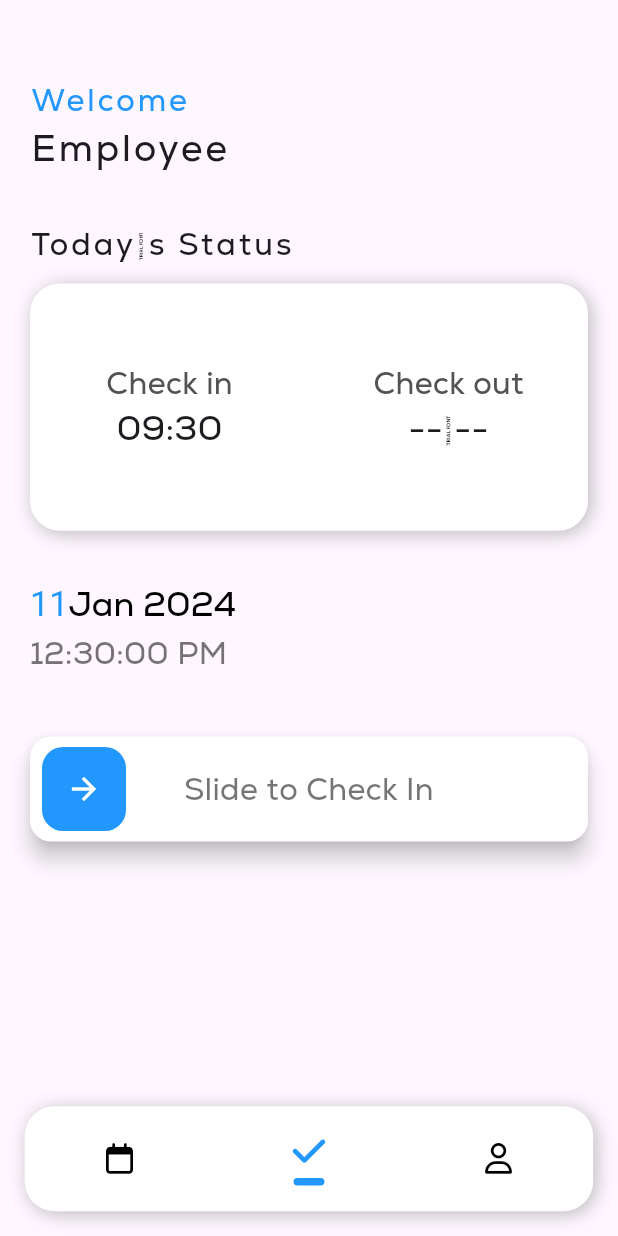
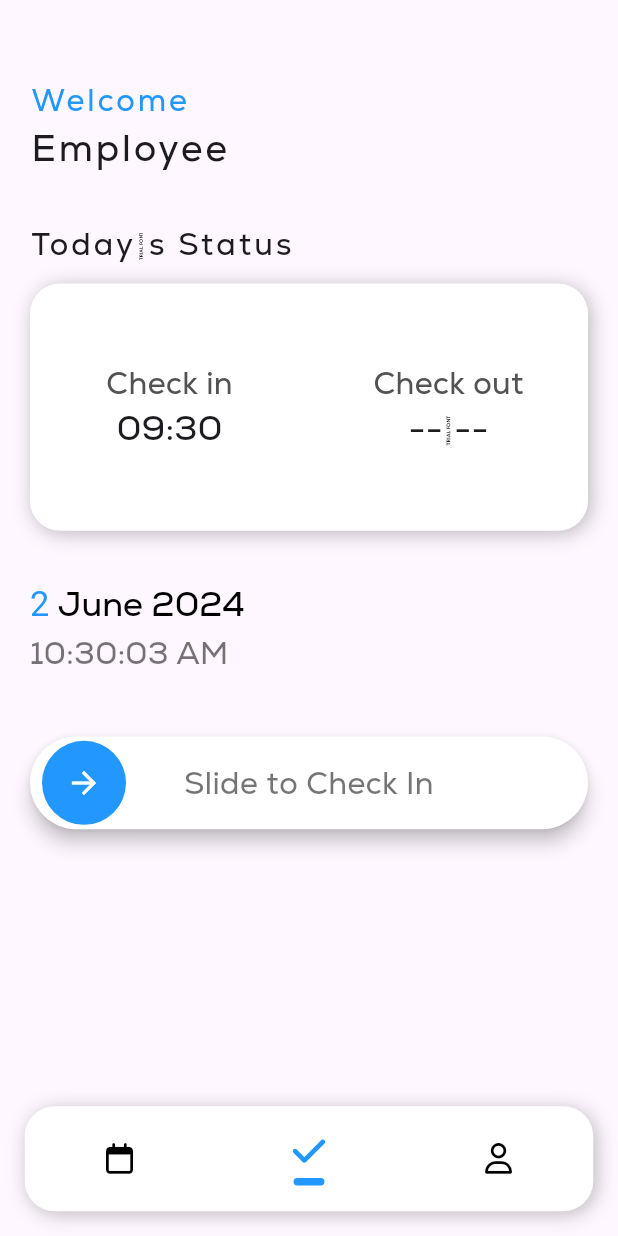
Before and after one commit to TarunHasija/Attendance-Management-system, a Flutter app: the HomeScreen screen opened directly, item 2 of the bottom bar chosen, on a phone screen of 412 x 824 dp. Run offline on Flutter 3.47's test engine with Material 3 defaults, Android fonts, the phone set to English and light mode, and no system bars; drawn by our look-alikes of slide_to_act; our stand-ins replace cloud_firestore, firebase_core, font_awesome_flutter, shared_preferences; accounts and stored records are empty.

Commit message:
Added code to Today's page

```diff
--- /dev/null
+++ b/lib/model/user.dart
@@ -0,0 +1,3 @@
+class User{
+  static String username = '';
+}
--- a/lib/screens/homescreen.dart
+++ b/lib/screens/homescreen.dart
@@ -12,7 +12,7 @@ class HomeScreen extends StatefulWidget {
   State<HomeScreen> createState() => _HomeScreenState();
 }
 
-int currentIndex = 0;
+int currentIndex = 1;
 
 class _HomeScreenState extends State<HomeScreen> {
   List<IconData> navigationIcons = [
@@ -25,7 +25,7 @@ class _HomeScreenState extends State<HomeScreen> {
   Widget build(BuildContext context) {
     return Scaffold(
       body: IndexedStack(index: currentIndex,
-      children: [
+      children: const [
         CalenderScreen(),
         TodayScreen(),
         ProfileScreen(),
@@ -60,7 +60,7 @@ class _HomeScreenState extends State<HomeScreen> {
                     currentIndex = i;
                   });
                 },
-                child: Container(
+                child: SizedBox(
                   height: deviceHeight(context),
                   width: deviceWidth(context),
                   child: Center(
@@ -76,7 +76,7 @@ class _HomeScreenState extends State<HomeScreen> {
                       ),
 
                       i==currentIndex ? Container(
-                        margin: EdgeInsets.only(top: 6),
+                        margin: const EdgeInsets.only(top: 6),
                         height: deviceHeight(context)*.006,
                         width: deviceWidth(context)*0.05,
                         decoration: BoxDecoration(
--- a/lib/screens/navscreens/todayscreen.dart
+++ b/lib/screens/navscreens/todayscreen.dart
@@ -1,7 +1,11 @@
 import 'package:ams/constant.dart';
+import 'package:cloud_firestore/cloud_firestore.dart';
 import 'package:flutter/cupertino.dart';
 import 'package:flutter/material.dart';
+import 'package:intl/intl.dart';
 import 'package:slide_to_act/slide_to_act.dart';
+
+import '../../model/user.dart';
 
 class TodayScreen extends StatefulWidget {
   const TodayScreen({super.key});
@@ -24,7 +28,7 @@ class _TodayScreenState extends State<TodayScreen> {
             child: Text(
               "Welcome",
               style: TextStyle(
-                  color:primary,
+                  color: primary,
                   letterSpacing: 2,
                   fontSize: deviceWidth(context) * .05),
             ),
@@ -32,7 +36,7 @@ class _TodayScreenState extends State<TodayScreen> {
           Container(
             alignment: Alignment.centerLeft,
             child: Text(
-              "Employee",
+              "Employee ${User.username}",
               style: TextStyle(
                   letterSpacing: 2, fontSize: deviceWidth(context) * .06),
             ),
@@ -101,43 +105,54 @@ class _TodayScreenState extends State<TodayScreen> {
               alignment: Alignment.centerLeft,
               child: RichText(
                 text: TextSpan(
-                    text: "11",
+                    text: "${DateTime.now().day} ",
                     style: TextStyle(
                         color: primary, fontSize: deviceWidth(context) / 18),
-                    children: const [
+                    children: [
                       TextSpan(
-                          text: "Jan 2024",
-                          style: TextStyle(
+                          text: DateFormat('MMMM yyyy').format(DateTime.now()),
+                          style: const TextStyle(
                               color: Colors.black,
                               fontWeight: FontWeight.w300,
                               fontFamily: 'Nexa'))
                     ]),
               )),
+          StreamBuilder(
+              stream: Stream.periodic(const Duration(seconds: 1)),
+              builder: (context, snapshot) {
+                return Container(
+                  alignment: Alignment.centerLeft,
+                  child: Text(
+                    "${DateFormat('hh:mm:ss a').format(DateTime.now())}",
+                    style: TextStyle(
+                        fontSize: deviceWidth(context) / 20,
+                        color: Colors.black54),
+                  ),
+                );
+              }),
           Container(
-            alignment: Alignment.centerLeft,
-            child: Text(
-              "12:30:00 PM",
-              style: TextStyle(
-                  fontSize: deviceWidth(context) / 20, color: Colors.black54),
-            ),
-          ),
-          Container(
-            margin: EdgeInsets.only(top:deviceHeight(context)/20),
+            margin: EdgeInsets.only(top: deviceHeight(context) / 20),
             child: Builder(builder: (context) {
               final GlobalKey<SlideActionState> key = GlobalKey();
-              return  SlideAction(
+              return SlideAction(
                 innerColor: primary,
                 outerColor: Colors.white,
-                borderRadius: CupertinoCheckbox.width,
+                height: deviceHeight(context) * 0.075,
+                elevation: 5,
+
+                animationDuration: Duration(milliseconds: 500),
                 text: "Slide to Check In",
-
-                textStyle:  TextStyle(
-                  color: Colors.black54,
-                  fontSize: deviceWidth(context)/20
-                ),
+                textStyle: TextStyle(
+                    color: Colors.black54, fontSize: deviceWidth(context) / 20),
                 key: key,
-                onSubmit: (){
-                  key.currentState!.reset();
+                onSubmit: () async {
+                  print(DateFormat('hh:mm').format(DateTime.now()));
+                  QuerySnapshot snap = await FirebaseFirestore.instance
+                      .collection("Employee")
+                      .where('id', isEqualTo: User.username)
+                      .get();
+                  print(snap.docs[0].id);
+                  // await
                 },
               );
             }),
```
Also changed, not shown: lib/main.dart (+16 -3 lines).
